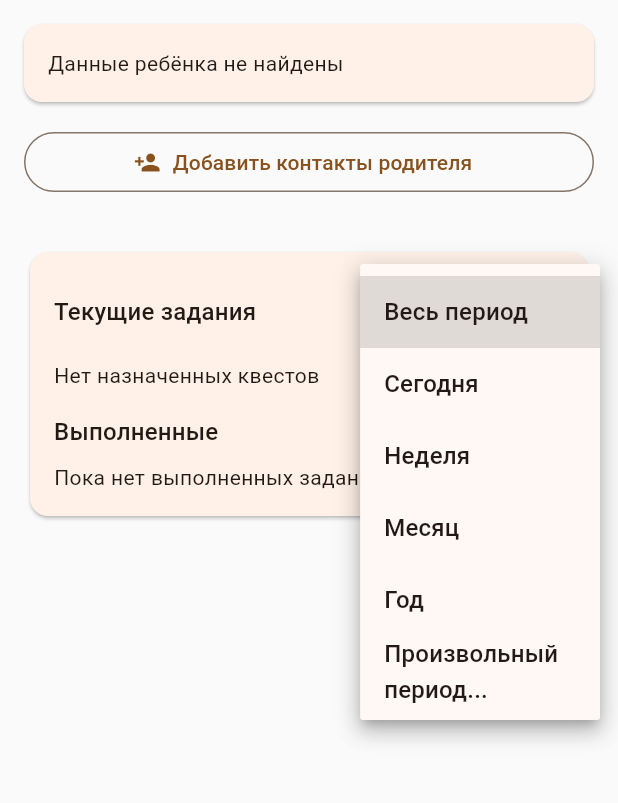
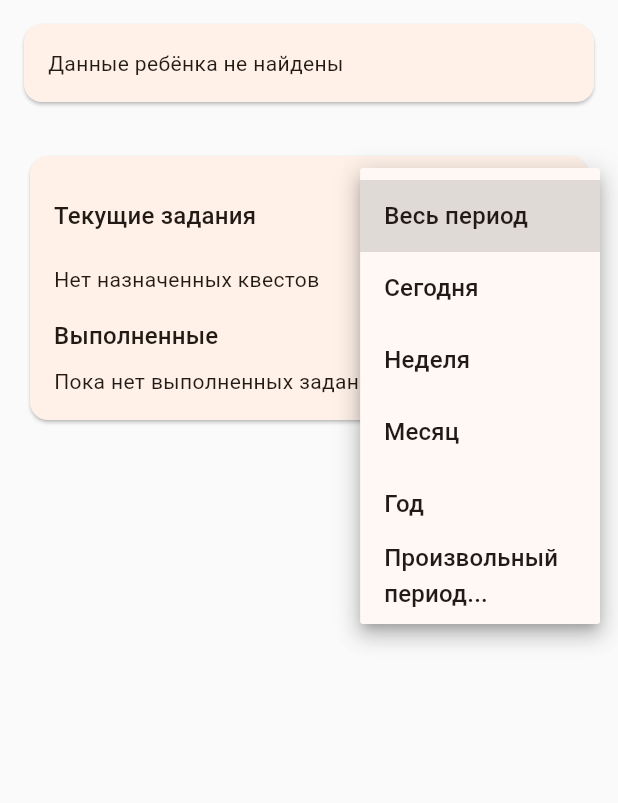
Before and after one commit to ruslanflutterdev/Psychologist, a Flutter app: the ChildScreen screen opened directly with empty values, after a tap on "Весь период", on a phone screen of 412 x 824 dp, the part 84-887 px from its top. Run offline on Flutter 3.47's test engine with Material 3 defaults, Android fonts, the phone set to English and light mode, and no system bars; our stand-ins replace fl_chart, flutter_bloc, supabase_flutter; accounts and stored records are empty.

Commit message:
интеграция контактов родителя в карточку ребенка и удаление старой логики полностью интегрирует номер телефона и ФИО родителя в ChildInfoCard. удалил отдельная карточка Добавить контакты родителя для упрощения UI и централизации данных

```diff
--- a/lib/core/services/service_registry.dart
+++ b/lib/core/services/service_registry.dart
@@ -9,8 +9,6 @@ import 'package:heros_journey/features/auth_registration/repository/services/sup
 import 'package:heros_journey/features/child_screen/repository/services/child_progress_service.dart';
 import 'package:heros_journey/features/child_screen/repository/services/child_quests_service.dart';
 import 'package:heros_journey/features/child_screen/repository/services/child_service.dart';
-import 'package:heros_journey/features/child_screen/repository/services/mock_parent_contact_service.dar.dart';
-import 'package:heros_journey/features/child_screen/repository/services/parent_contact_service.dart';
 import 'package:heros_journey/features/child_screen/repository/services/supabase_child_quests_service.dart';
 import 'package:heros_journey/features/child_screen/repository/services/supabase_child_service.dart';
 import 'package:heros_journey/features/child_screen/repository/services/supabase_progress_service.dart';
@@ -27,7 +25,6 @@ class ServiceRegistry {
   static late AgreementService agreement;
   static late QuestCatalogService questCatalog;
   static late ChildQuestsService childQuests;
-  static late ParentContactService parentContact;
 
   static void initSupabase() {
     auth = SupabaseAuthService(sb.Supabase.instance.client);
@@ -38,6 +35,5 @@ class ServiceRegistry {
     agreement = const MockAgreementService();
     questCatalog = SupabaseQuestCatalogService(sb.Supabase.instance.client);
     childQuests = SupabaseChildQuestsService(sb.Supabase.instance.client);
-    parentContact = MockParentContactService();
   }
 }
--- a/lib/features/child_screen/models/child_model.dart
+++ b/lib/features/child_screen/models/child_model.dart
@@ -6,6 +6,8 @@ class ChildModel {
   final ChildGender gender;
   final String? archetype;
   final DateTime? updatedAt;
+  final String? parentFullName;
+  final String? parentNumber;
 
   const ChildModel({
     required this.id,
@@ -15,6 +17,8 @@ class ChildModel {
     required this.gender,
     this.archetype,
     this.updatedAt,
+    this.parentFullName,
+    this.parentNumber,
   });
 
   String get name => '$firstName $lastName';
--- a/lib/features/child_screen/models/parent_contact_model.dart
+++ /dev/null
@@ -1,13 +0,0 @@
-class ParentContactModel {
-  final String fullName;
-  final String phone;
-
-  const ParentContactModel({required this.fullName, required this.phone});
-
-  ParentContactModel copyWith({String? fullName, String? phone}) {
-    return ParentContactModel(
-      fullName: fullName ?? this.fullName,
-      phone: phone ?? this.phone,
-    );
-  }
-}
--- a/lib/features/child_screen/repository/services/mock_parent_contact_service.dar.dart
+++ /dev/null
@@ -1,35 +0,0 @@
-import 'dart:async';
-import 'package:heros_journey/features/child_screen/models/parent_contact_model.dart';
-import 'package:heros_journey/features/child_screen/repository/services/parent_contact_service.dart';
-
-class MockParentContactService implements ParentContactService {
-  final Duration latency = const Duration(milliseconds: 200);
-  final Map<String, ParentContactModel> _contacts = {};
-
-  @override
-  Future<ParentContactModel?> getContact(String childId) async {
-    await Future<void>.delayed(latency);
-    if (childId == '2') {
-      _contacts.putIfAbsent(
-        '2',
-        () => const ParentContactModel(
-          fullName: 'Садыкова Анна Игоревна',
-          phone: '+7 705 123 4567',
-        ),
-      );
-    }
-    return _contacts[childId];
-  }
-
-  @override
-  Future<void> saveContact(String childId, ParentContactModel contact) async {
-    await Future<void>.delayed(latency);
-    _contacts[childId] = contact;
-  }
-
-  @override
-  Future<void> deleteContact(String childId) async {
-    await Future<void>.delayed(latency);
-    _contacts.remove(childId);
-  }
-}
--- a/lib/features/child_screen/repository/services/parent_contact_service.dart
+++ /dev/null
@@ -1,7 +0,0 @@
-import 'package:heros_journey/features/child_screen/models/parent_contact_model.dart';
-
-abstract class ParentContactService {
-  Future<ParentContactModel?> getContact(String childId);
-  Future<void> saveContact(String childId, ParentContactModel contact);
-  Future<void> deleteContact(String childId);
-}
--- a/lib/features/child_screen/view/screens/child_screen.dart
+++ b/lib/features/child_screen/view/screens/child_screen.dart
@@ -8,7 +8,6 @@ import 'package:heros_journey/features/child_screen/repository/find_child_by_id.
 import 'package:heros_journey/features/child_screen/repository/services/mock_child_quests_service.dart';
 import 'package:heros_journey/features/child_screen/view/widgets/child_error_text.dart';
 import 'package:heros_journey/features/child_screen/view/widgets/child_info_card.dart';
-import 'package:heros_journey/features/child_screen/view_model/parents_widgets/parent_contact_card.dart';
 import 'package:heros_journey/features/child_screen/view_model/widgets/child_quests_section.dart';
 import 'package:heros_journey/features/child_screen/view_model/widgets/quest_picker_dialog.dart';
 import 'package:heros_journey/features/progress_screen/view/progress_screen.dart';
@@ -54,8 +53,10 @@ class _ChildScreenState extends State<ChildScreen> {
             lastName: c.lastName,
             age: c.age,
             gender: c.gender,
-            archetype: 'Герой',
-            updatedAt: DateTime.now().subtract(const Duration(hours: 1)),
+            archetype: c.archetype,
+            updatedAt: c.updatedAt,
+            parentFullName: c.parentFullName,
+            parentNumber: c.parentNumber,
           );
         } else {
           _child = null;
@@ -150,10 +151,13 @@ class _ChildScreenState extends State<ChildScreen> {
             padding: const EdgeInsets.all(16),
             children: [
               ChildInfoCard(isLoading: _loadingChild, child: _child),
-              ParentContactCard(
-                childId: widget.childId,
-                service: ServiceRegistry.parentContact,
-              ),
+              // [!code change:start]
+              // Удаляем ParentContactCard, так как его функционал интегрирован в ChildInfoCard
+              // ParentContactCard(
+              //   childId: widget.childId,
+              //   service: ServiceRegistry.parentContact,
+              // ),
+              // [!code change:end]
               const SizedBox(height: 8),
               ChildErrorText(error: _error),
               const SizedBox(height: 8),
--- a/lib/features/child_screen/view/widgets/child_info_card.dart
+++ b/lib/features/child_screen/view/widgets/child_info_card.dart
@@ -1,4 +1,5 @@
 import 'package:flutter/material.dart';
+import 'package:flutter/services.dart';
 import 'package:heros_journey/features/child_screen/models/child_model.dart';
 import 'package:intl/intl.dart';
 
@@ -11,6 +12,44 @@ class ChildInfoCard extends StatelessWidget {
     required this.isLoading,
     required this.child,
   });
+
+  void _copyToClipboard(BuildContext context, String number) {
+    Clipboard.setData(ClipboardData(text: number));
+    ScaffoldMessenger.of(context).showSnackBar(
+      const SnackBar(content: Text('Номер скопирован в буфер обмена')),
+    );
+  }
+
+  Widget _buildRow(BuildContext context, String label, String value,
+      {TextStyle? style, Widget? trailing}) {
+    final theme = Theme.of(context);
+    return Row(
+      mainAxisAlignment: MainAxisAlignment.spaceBetween,
+      children: [
+        Text(label, style: theme.textTheme.bodyMedium),
+        Expanded(
+          child: Padding(
+            padding: const EdgeInsets.only(left: 8.0),
+            child: Row(
+              mainAxisAlignment: MainAxisAlignment.end,
+              children: [
+                Flexible(
+                  child: Text(
+                    value,
+                    textAlign: TextAlign.right,
+                    style: style ??
+                        theme.textTheme.bodyMedium!
+                            .copyWith(fontWeight: FontWeight.w600),
+                  ),
+                ),
+                if (trailing != null) trailing,
+              ],
+            ),
+          ),
+        ),
+      ],
+    );
+  }
 
   @override
   Widget build(BuildContext context) {
@@ -36,23 +75,10 @@ class ChildInfoCard extends StatelessWidget {
       );
     }
 
-    Widget row(String label, String value, {TextStyle? style}) => Row(
-          mainAxisAlignment: MainAxisAlignment.spaceBetween,
-          children: [
-            Text(label, style: theme.textTheme.bodyMedium),
-            Text(
-              value,
-              style: style ??
-                  theme.textTheme.bodyMedium!
-                      .copyWith(fontWeight: FontWeight.w600),
-            ),
-          ],
-        );
-
     final formattedDate = child!.updatedAt != null
         ? DateFormat('yyyy-MM-dd HH:mm').format(child!.updatedAt!)
         : 'Нет данных';
-
+    final hasParentNumber = child!.parentNumber?.isNotEmpty == true;
     return Card(
       margin: const EdgeInsets.only(bottom: 16),
       child: Padding(
@@ -62,17 +88,38 @@ class ChildInfoCard extends StatelessWidget {
           children: [
             Text('Информация о ребёнке', style: theme.textTheme.titleMedium),
             const SizedBox(height: 12),
-            row('Имя ребёнка', child!.firstName),
+            _buildRow(context, 'Имя ребёнка', child!.firstName),
             const SizedBox(height: 6),
-            row('Фамилия ребёнка', child!.lastName),
+            _buildRow(context, 'Фамилия ребёнка', child!.lastName),
             const SizedBox(height: 6),
-            row('Возраст ребёнка', '${child!.age}'),
+            _buildRow(context, 'Возраст ребёнка', '${child!.age}'),
             const SizedBox(height: 6),
-            row('Пол ребёнка', child!.gender.uiLabel),
+            _buildRow(context, 'Пол ребёнка', child!.gender.uiLabel),
             const SizedBox(height: 6),
-            row('Архетип', child!.archetype ?? 'Не определен'),
+            _buildRow(context, 'Архетип', child!.archetype ?? 'Не определен'),
             const Divider(height: 24),
-            row(
+            Text('Контакты родителя', style: theme.textTheme.titleMedium),
+            const SizedBox(height: 12),
+            if (child!.parentFullName?.isNotEmpty == true) ...[
+              _buildRow(context, 'ФИО родителя', child!.parentFullName!),
+              const SizedBox(height: 6),
+            ],
+            _buildRow(
+              context,
+              'Телефон',
+              hasParentNumber ? child!.parentNumber! : 'Номер не указан',
+              trailing: hasParentNumber
+                  ? IconButton(
+                      icon: const Icon(Icons.copy, size: 16),
+                      tooltip: 'Копировать номер',
+                      onPressed: () =>
+                          _copyToClipboard(context, child!.parentNumber!),
+                    )
+                  : null,
+            ),
+            const Divider(height: 24),
+            _buildRow(
+              context,
               'Последнее обновление профиля',
               formattedDate,
               style: theme.textTheme.bodySmall,
--- a/lib/features/child_screen/view/widgets/parents_widgets/parent_contact_add_button.dart
+++ /dev/null
@@ -1,19 +0,0 @@
-import 'package:flutter/material.dart';
-
-class ParentContactAddButton extends StatelessWidget {
-  final VoidCallback onPressed;
-
-  const ParentContactAddButton({super.key, required this.onPressed});
-
-  @override
-  Widget build(BuildContext context) {
-    return Padding(
-      padding: const EdgeInsets.only(bottom: 16.0),
-      child: OutlinedButton.icon(
-        onPressed: onPressed,
-        icon: const Icon(Icons.person_add),
-        label: const Text('Добавить контакты родителя'),
-      ),
-    );
-  }
-}
--- a/lib/features/child_screen/view/widgets/parents_widgets/parent_contact_loading.dart
+++ /dev/null
@@ -1,13 +0,0 @@
-import 'package:flutter/material.dart';
-
-class ParentContactLoading extends StatelessWidget {
-  const ParentContactLoading({super.key});
-
-  @override
-  Widget build(BuildContext context) {
-    return const SizedBox(
-      height: 40,
-      child: Center(child: LinearProgressIndicator()),
-    );
-  }
-}
--- a/lib/features/child_screen/view_model/parents_widgets/parent_contact_card.dart
+++ /dev/null
@@ -1,103 +0,0 @@
-import 'package:flutter/material.dart';
-import 'package:heros_journey/features/child_screen/models/parent_contact_model.dart';
-import 'package:heros_journey/features/child_screen/repository/services/parent_contact_service.dart';
-import 'package:heros_journey/features/child_screen/view/widgets/parents_widgets/parent_contact_add_button.dart';
-import 'package:heros_journey/features/child_screen/view/widgets/parents_widgets/parent_contact_details_card.dart';
-import 'package:heros_journey/features/child_screen/view/widgets/parents_widgets/parent_contact_error.dart';
-import 'package:heros_journey/features/child_screen/view/widgets/parents_widgets/parent_contact_loading.dart';
-import 'package:heros_journey/features/child_screen/view_model/parents_widgets/parent_contact_form_dialog.dart';
-
-class ParentContactCard extends StatefulWidget {
-  final String childId;
-  final ParentContactService service;
-
-  const ParentContactCard({
-    super.key,
-    required this.childId,
-    required this.service,
-  });
-
-  @override
-  State<ParentContactCard> createState() => _ParentContactCardState();
-}
-
-class _ParentContactCardState extends State<ParentContactCard> {
-  Future<ParentContactModel?>? _contactFuture;
-
-  @override
-  void initState() {
-    super.initState();
-    _loadContact();
-  }
-
-  void _loadContact() {
-    setState(() {
-      _contactFuture = widget.service.getContact(widget.childId);
-    });
-  }
-
-  Future<void> _addOrEditContact(ParentContactModel? initial) async {
-    final newContact = await showDialog<ParentContactModel>(
-      context: context,
-      builder: (_) => ParentContactFormDialog(initialContact: initial),
-    );
-
-    if (newContact != null) {
-      await widget.service.saveContact(widget.childId, newContact);
-      _loadContact();
-    }
-  }
-
-  Future<void> _deleteContact() async {
-    final confirmed = await showDialog<bool>(
-      context: context,
-      builder: (ctx) => AlertDialog(
-        title: const Text('Удалить контакт?'),
-        content: const Text(
-          'Вы уверены, что хотите удалить контакты родителя?',
-        ),
-        actions: [
-          TextButton(
-            onPressed: () => Navigator.of(ctx).pop(false),
-            child: const Text('Отмена'),
-          ),
-          FilledButton(
-            onPressed: () => Navigator.of(ctx).pop(true),
-            child: const Text('Удалить'),
-          ),
-        ],
-      ),
-    );
-
-    if (confirmed == true) {
-      await widget.service.deleteContact(widget.childId);
-      _loadContact();
-    }
-  }
-
-  @override
-  Widget build(BuildContext context) {
-    return FutureBuilder<ParentContactModel?>(
-      future: _contactFuture,
-      builder: (context, snapshot) {
-        if (snapshot.connectionState != ConnectionState.done) {
-          return const ParentContactLoading();
-        }
-        if (snapshot.hasError) {
-          return ParentContactError(error: snapshot.error);
-        }
-        final contact = snapshot.data;
-        if (contact == null) {
-          return ParentContactAddButton(
-            onPressed: () => _addOrEditContact(null),
-          );
-        }
-        return ParentContactDetailsCard(
-          contact: contact,
-          onEdit: _addOrEditContact,
-          onDelete: _deleteContact,
-        );
-      },
-    );
-  }
-}
```
Also changed, not shown: lib/features/child_screen/repository/services/mock_child_service.dart (deleted, +0 -61 lines), lib/features/child_screen/repository/services/supabase_child_service.dart (+135 -10 lines), lib/features/child_screen/view/widgets/parents_widgets/contact_detail_row.dart (deleted, +0 -25 lines), lib/features/child_screen/view/widgets/parents_widgets/parent_contact_details_card.dart (deleted, +0 -64 lines), lib/features/child_screen/view/widgets/parents_widgets/parent_contact_error.dart (deleted, +0 -17 lines), lib/features/child_screen/view_model/parents_widgets/parent_contact_form_dialog.dart (deleted, +0 -105 lines).
